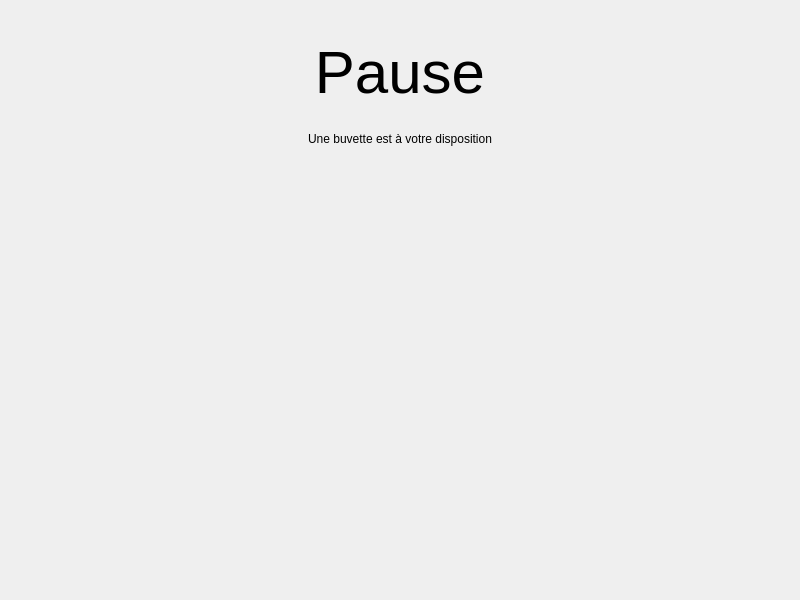
The window that source/gui/ui/DisplayWindow.ui (Silmaen/EvenementLoto) describes before a commit, drawn with Qt 5.
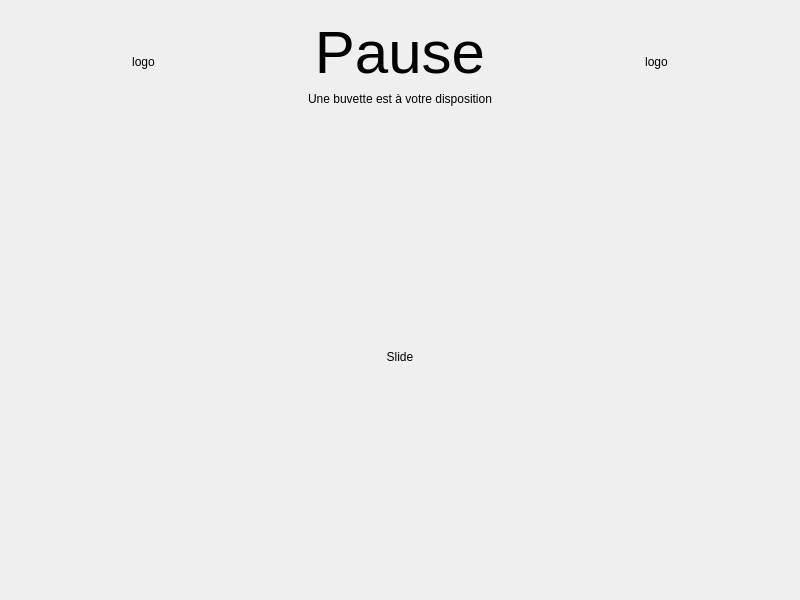
The same window after the commit.

Commit message: Support de slides pur la pause (#8)

What changed in the file:
```diff
--- a/source/gui/ui/DisplayWindow.ui
+++ b/source/gui/ui/DisplayWindow.ui
@@ -24,7 +24,7 @@
   </property>
   <widget class="QWidget" name="centralwidget">
    <layout class="QGridLayout" name="gridLayout_5">
-    <item row="2" column="0">
+    <item row="0" column="0">
      <widget class="QStackedWidget" name="PageManager">
       <property name="currentIndex">
        <number>4</number>
@@ -914,69 +914,22 @@
        </layout>
       </widget>
       <widget class="QWidget" name="pageEventPause">
-       <layout class="QGridLayout" name="gridLayout_10" columnstretch="0,0,0">
-        <item row="5" column="1">
-         <widget class="QLabel" name="EP_Logo">
-          <property name="sizePolicy">
-           <sizepolicy hsizetype="Expanding" vsizetype="Expanding">
-            <horstretch>0</horstretch>
-            <verstretch>2</verstretch>
-           </sizepolicy>
-          </property>
-          <property name="alignment">
-           <set>Qt::AlignCenter</set>
-          </property>
-         </widget>
-        </item>
-        <item row="4" column="0" colspan="3">
-         <spacer name="verticalSpacer_6">
-          <property name="orientation">
-           <enum>Qt::Vertical</enum>
-          </property>
-          <property name="sizeType">
-           <enum>QSizePolicy::Preferred</enum>
-          </property>
-          <property name="sizeHint" stdset="0">
-           <size>
-            <width>0</width>
-            <height>20</height>
-           </size>
-          </property>
-         </spacer>
-        </item>
-        <item row="3" column="0" colspan="3">
-         <widget class="QLabel" name="EP_Message">
-          <property name="sizePolicy">
-           <sizepolicy hsizetype="Preferred" vsizetype="Preferred">
-            <horstretch>0</horstretch>
-            <verstretch>0</verstretch>
-           </sizepolicy>
-          </property>
+       <layout class="QVBoxLayout" name="verticalLayout_5">
+        <item>
+         <layout class="QHBoxLayout" name="horizontalLayout_3">
+          <item>
+           <widget class="QLabel" name="EP_LogoB">
           <property name="text">
-           <string>Une buvette est à votre disposition</string>
+             <string>logo</string>
           </property>
           <property name="alignment">
            <set>Qt::AlignCenter</set>
           </property>
          </widget>
         </item>
-        <item row="2" column="0" colspan="3">
-         <spacer name="verticalSpacer_5">
-          <property name="orientation">
-           <enum>Qt::Vertical</enum>
-          </property>
-          <property name="sizeType">
-           <enum>QSizePolicy::Preferred</enum>
-          </property>
-          <property name="sizeHint" stdset="0">
-           <size>
-            <width>0</width>
-            <height>20</height>
-           </size>
-          </property>
-         </spacer>
-        </item>
-        <item row="1" column="0" colspan="3">
+          <item>
+           <layout class="QVBoxLayout" name="verticalLayout_4">
+            <item>
          <widget class="QLabel" name="EP_Title">
           <property name="sizePolicy">
            <sizepolicy hsizetype="Preferred" vsizetype="Preferred">
@@ -1007,8 +960,38 @@
           </property>
          </widget>
         </item>
-        <item row="0" column="0" colspan="3">
-         <spacer name="verticalSpacer_4">
+            <item>
+             <widget class="QLabel" name="EP_Message">
+              <property name="sizePolicy">
+               <sizepolicy hsizetype="Preferred" vsizetype="Preferred">
+                <horstretch>0</horstretch>
+                <verstretch>0</verstretch>
+               </sizepolicy>
+              </property>
+              <property name="text">
+               <string>Une buvette est à votre disposition</string>
+              </property>
+              <property name="alignment">
+               <set>Qt::AlignCenter</set>
+              </property>
+             </widget>
+            </item>
+           </layout>
+          </item>
+          <item>
+           <widget class="QLabel" name="EP_LogoA">
+            <property name="text">
+             <string>logo</string>
+            </property>
+            <property name="alignment">
+             <set>Qt::AlignCenter</set>
+            </property>
+           </widget>
+          </item>
+         </layout>
+        </item>
+        <item>
+         <spacer name="verticalSpacer_6">
           <property name="orientation">
            <enum>Qt::Vertical</enum>
           </property>
@@ -1023,6 +1006,22 @@
           </property>
          </spacer>
         </item>
+        <item>
+         <widget class="QLabel" name="EP_Text">
+          <property name="sizePolicy">
+           <sizepolicy hsizetype="Expanding" vsizetype="Expanding">
+            <horstretch>0</horstretch>
+            <verstretch>0</verstretch>
+           </sizepolicy>
+          </property>
+          <property name="text">
+           <string>Slide</string>
+          </property>
+          <property name="alignment">
+           <set>Qt::AlignCenter</set>
+          </property>
+         </widget>
+        </item>
        </layout>
       </widget>
       <widget class="QWidget" name="pageEventEnd">
```
Lines whose indentation alone changed are shown as unchanged. The commit also changes 5 other files.
